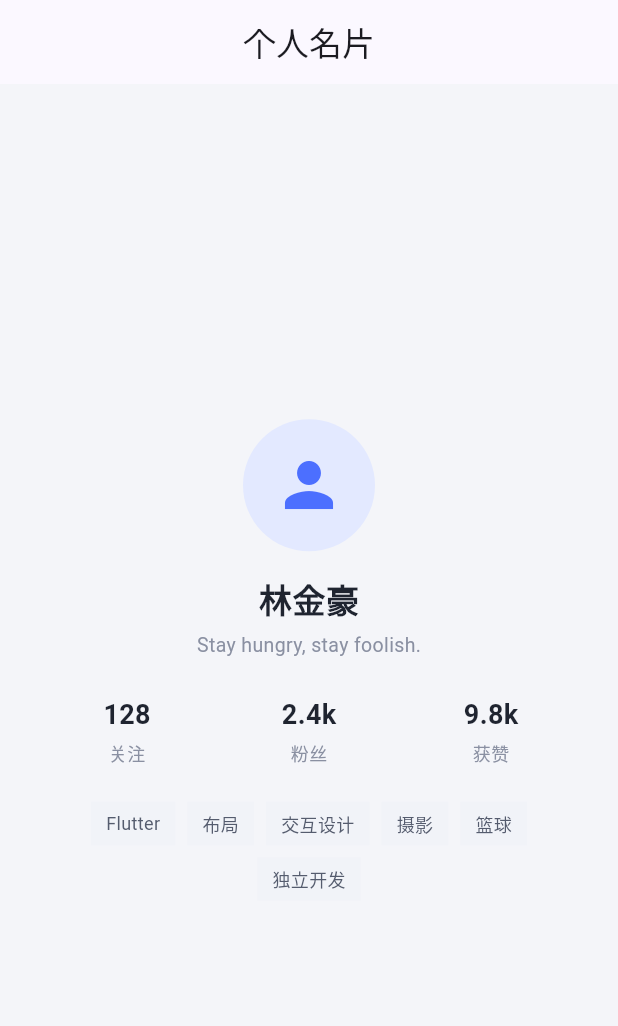
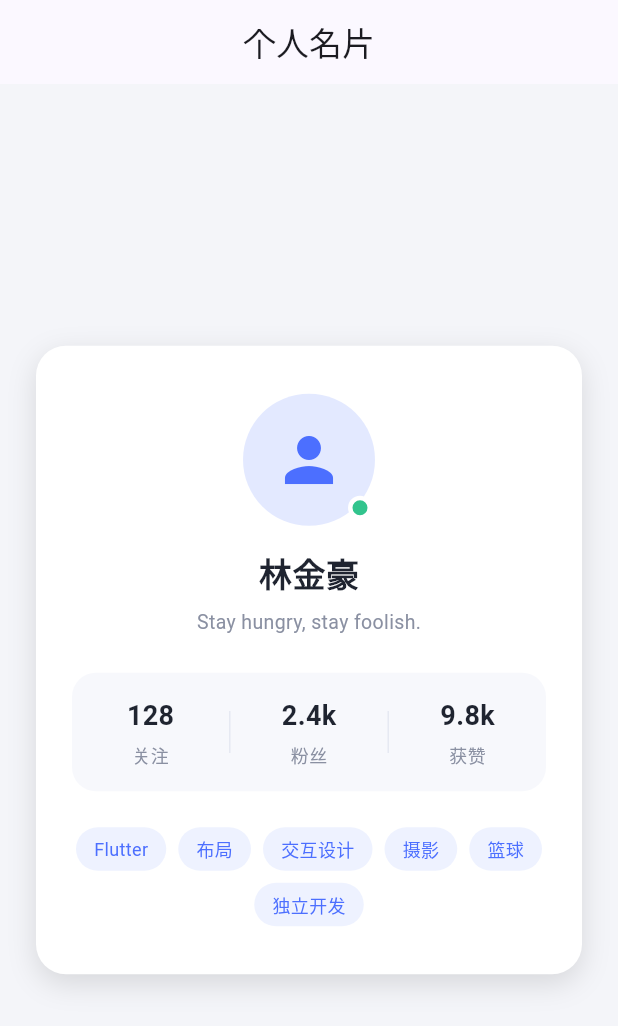
Before and after one commit to langjinbuhuitou/lecture6, a Flutter app: the screen it shows after launch, on a phone screen of 412 x 824 dp. Shown: the top 1026 px of the screen. Run offline on Flutter 3.47's test engine with Material 3 defaults, Android fonts, the phone set to English and light mode, and no system bars.

Commit message:
feat: card decoration & status badge

```diff
--- a/profile_card/lib/main.dart
+++ b/profile_card/lib/main.dart
@@ -37,11 +37,28 @@ class ProfileCardPage extends StatelessWidget {
           constraints: const BoxConstraints(maxWidth: 420),
           child: SingleChildScrollView(
             padding: const EdgeInsets.all(24),
+            // 整张名片：白底、圆角、阴影、内边距
+            child: Container(
+              padding: const EdgeInsets.symmetric(horizontal: 24, vertical: 32),
+              decoration: BoxDecoration(
+                color: Colors.white,
+                borderRadius: BorderRadius.circular(20),
+                boxShadow: const [
+                  BoxShadow(
+                    color: Colors.black12,
+                    blurRadius: 16,
+                    offset: Offset(0, 6),
+                  ),
+                ],
+              ),
               child: Column(
                 mainAxisSize: MainAxisSize.min,
                 crossAxisAlignment: CrossAxisAlignment.center,
                 children: [
-                // 头像区
+                  // 头像 + 右下角在线状态徽标
+                  Stack(
+                    clipBehavior: Clip.none,
+                    children: [
                       const CircleAvatar(
                         radius: 44,
                         backgroundColor: Color(0xFFE3E9FF),
@@ -50,6 +67,21 @@ class ProfileCardPage extends StatelessWidget {
                           size: 48,
                           color: Color(0xFF4C6FFF),
                         ),
+                      ),
+                      Positioned(
+                        right: 2,
+                        bottom: 4,
+                        child: Container(
+                          width: 16,
+                          height: 16,
+                          decoration: BoxDecoration(
+                            color: const Color(0xFF32C48D),
+                            shape: BoxShape.circle,
+                            border: Border.all(color: Colors.white, width: 3),
+                          ),
+                        ),
+                      ),
+                    ],
                   ),
                   const SizedBox(height: 16),
                   // 姓名与签名
@@ -61,7 +93,7 @@ class ProfileCardPage extends StatelessWidget {
                       color: Color(0xFF1F2430),
                     ),
                   ),
-                const SizedBox(height: 6),
+                  const SizedBox(height: 8),
                   const Text(
                     'Stay hungry, stay foolish.',
                     style: TextStyle(
@@ -70,13 +102,22 @@ class ProfileCardPage extends StatelessWidget {
                     ),
                   ),
                   const SizedBox(height: 24),
-                // 统计条：三个 Expanded 数字块
-                Row(
+                  // 统计条：浅色圆角容器包住三个 Expanded 数字块
+                  Container(
+                    padding: const EdgeInsets.symmetric(vertical: 16),
+                    decoration: BoxDecoration(
+                      color: const Color(0xFFF7F8FC),
+                      borderRadius: BorderRadius.circular(16),
+                    ),
+                    child: Row(
                       children: const [
                         Expanded(child: _StatItem(value: '128', label: '关注')),
+                        _StatDivider(),
                         Expanded(child: _StatItem(value: '2.4k', label: '粉丝')),
+                        _StatDivider(),
                         Expanded(child: _StatItem(value: '9.8k', label: '获赞')),
                       ],
+                    ),
                   ),
                   const SizedBox(height: 24),
                   // 标签云
@@ -94,6 +135,7 @@ class ProfileCardPage extends StatelessWidget {
                     ],
                   ),
                 ],
+              ),
             ),
           ),
         ),
@@ -134,6 +176,19 @@ class _StatItem extends StatelessWidget {
   }
 }
 
+class _StatDivider extends StatelessWidget {
+  const _StatDivider();
+
+  @override
+  Widget build(BuildContext context) {
+    return Container(
+      width: 1,
+      height: 28,
+      color: const Color(0xFFE6E9F2),
+    );
+  }
+}
+
 class _TagLabel extends StatelessWidget {
   const _TagLabel({required this.text});
 
@@ -142,13 +197,16 @@ class _TagLabel extends StatelessWidget {
   @override
   Widget build(BuildContext context) {
     return Container(
-      padding: const EdgeInsets.symmetric(horizontal: 10, vertical: 6),
-      color: const Color(0xFFF1F3F8),
+      padding: const EdgeInsets.symmetric(horizontal: 12, vertical: 6),
+      decoration: BoxDecoration(
+        color: const Color(0xFFEEF2FF),
+        borderRadius: BorderRadius.circular(999),
+      ),
       child: Text(
         text,
         style: const TextStyle(
           fontSize: 12,
-          color: Color(0xFF555C6E),
+          color: Color(0xFF4C6FFF),
         ),
       ),
     );
```
Lines whose indentation alone changed are shown as unchanged.
